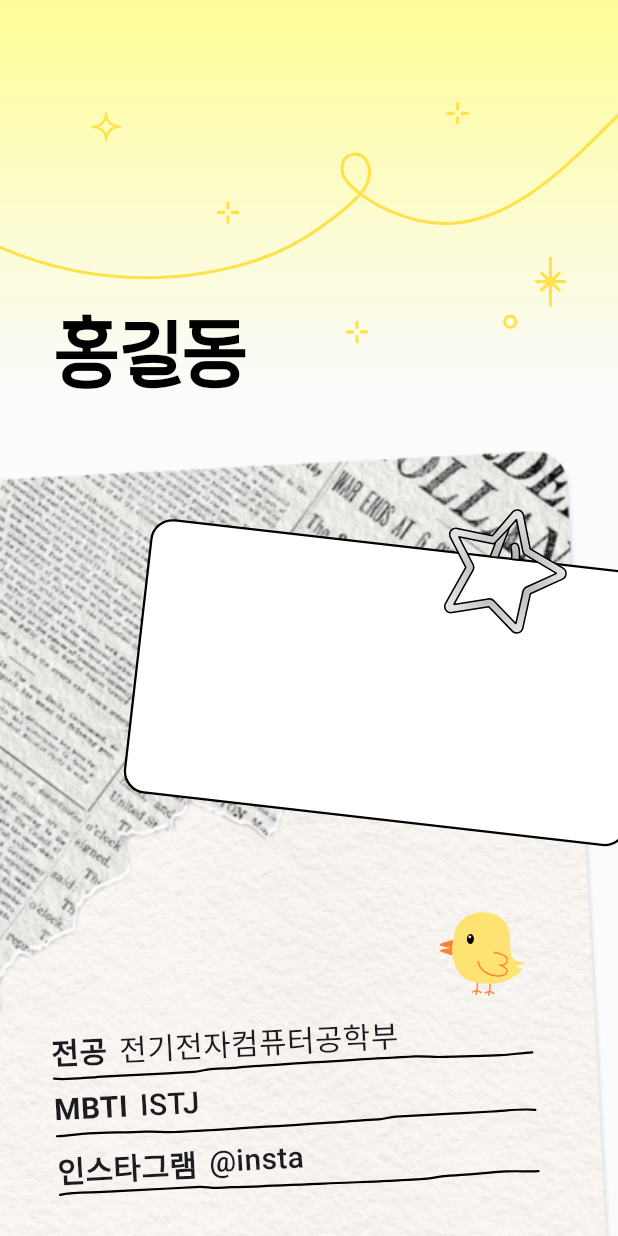
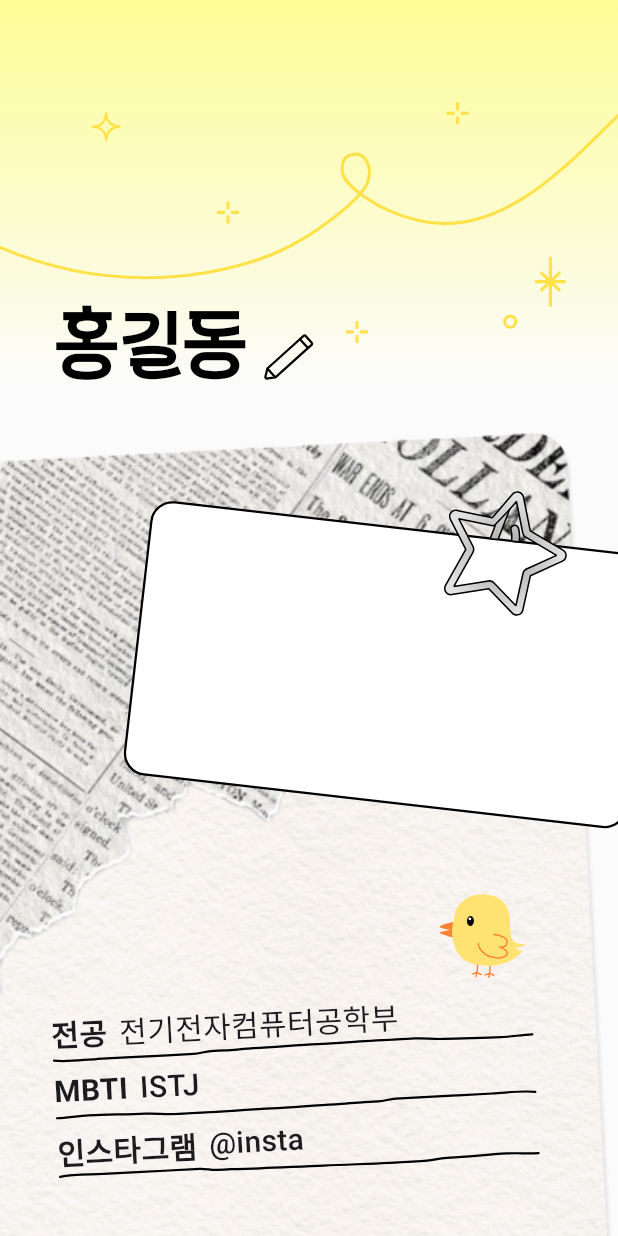
Before and after one commit to Yejin-02/bbun-finder-fe, a Flutter app: the DetailPage screen opened by its route, on a phone screen of 412 x 824 dp. Run offline on Flutter 3.47's test engine with Material 3 defaults, Android fonts, the phone set to English and light mode, and no system bars; our stand-ins replace auto_route, dio, flutter_bloc, flutter_dotenv, flutter_svg, freezed_annotation and 5 more; missing offline and left inert: dart:html, flutter_web_auth_2, flutter_web_frame, mutex; generated files the repository leaves out were written again; Roboto replaces fonts that are missing (CornCorn).

Commit message:
add edit button

```diff
--- a/lib/modules/bbun/presentation/pages/detail_page.dart
+++ b/lib/modules/bbun/presentation/pages/detail_page.dart
@@ -83,14 +83,28 @@ class _DetailPageState extends State<DetailPage>
                 Container(
                   width: screenWidth > 430 ? 430 : screenWidth,
                   padding: const EdgeInsets.symmetric(horizontal: 36),
-                  child: Text(
+                  child: Row(
+                    crossAxisAlignment: CrossAxisAlignment.end,
+                    children: [
+                      Text(
                         '홍길동',
                         style: TextStyle(
                           color: Colors.black,
                           fontSize: 50,
                           fontFamily: 'HSSanTokki',
                           fontWeight: FontWeight.w400,
+                          height: 0,
                         ),
+                      ),
+                      // TODO: 본인 디테일 페이지 일 때만 수정 버튼 보이게 처리
+                      SizedBox(width: 10),
+                      Padding(
+                        padding: const EdgeInsets.only(bottom: 4),
+                        child: SvgPicture.asset(
+                          "assets/icons/edit.svg",
+                        ),
+                      ),
+                    ],
                   ),
                 ),
                 SizedBox(height: 28),
```
Lines whose indentation alone changed are shown as unchanged.
